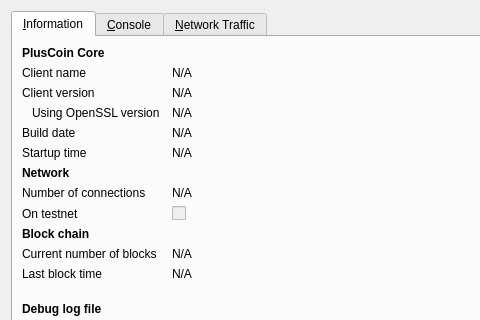
Before: the Qt Designer form src/qt/forms/rpcconsole.ui in devPOOLCOIN/poolcoin, drawn with Qt 5; both pictures show x 0 to 480 and y 0 to 320 of the 740 by 450 pixel window.
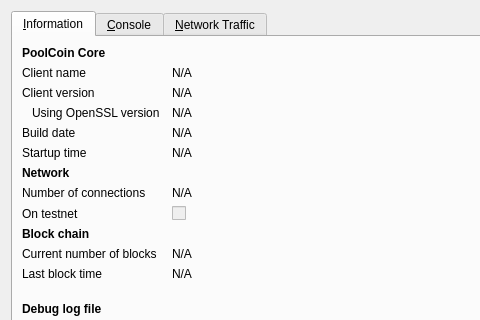
After: the same form once the commit is applied. Icons and pictures are not drawn. Custom widgets are drawn as their Qt base class.

Diff of the .ui file:
```diff
--- a/src/qt/forms/rpcconsole.ui
+++ b/src/qt/forms/rpcconsole.ui
@@ -36,7 +36,7 @@
           </font>
          </property>
          <property name="text">
-          <string>PlusCoin Core</string>
+          <string>PoolCoin Core</string>
          </property>
         </widget>
        </item>
```
Left out of the diff: 6 changed lines with no effect on the pictures.
